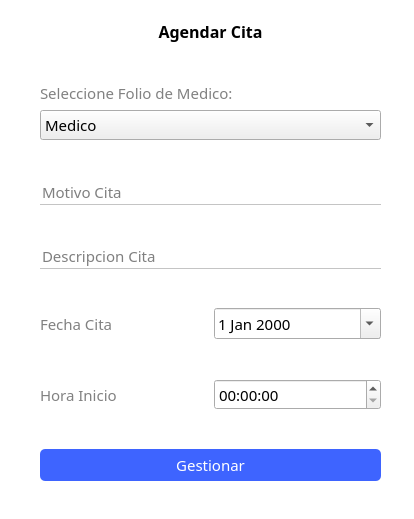
MrDanielG/Hospital-SCRUM, file hospital-Core/Widgets/Paciente/paciente_crear_cita.ui: the form before one commit.
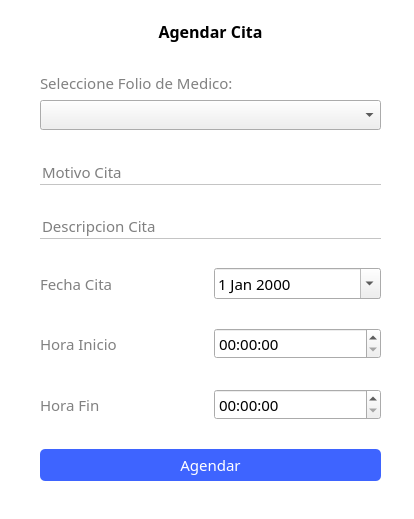
The form after the commit.

Commit message: Agregar Citas Listo

```diff
--- a/hospital-Core/Widgets/Paciente/paciente_crear_cita.ui
+++ b/hospital-Core/Widgets/Paciente/paciente_crear_cita.ui
@@ -95,21 +95,6 @@
         <pointsize>11</pointsize>
        </font>
       </property>
-      <item>
-       <property name="text">
-        <string>Medico</string>
-       </property>
-      </item>
-      <item>
-       <property name="text">
-        <string>Paciente</string>
-       </property>
-      </item>
-      <item>
-       <property name="text">
-        <string>Staff</string>
-       </property>
-      </item>
      </widget>
     </item>
     <item>
@@ -278,7 +263,50 @@
      </spacer>
     </item>
     <item>
-     <widget class="QPushButton" name="btn_gestionar">
+     <layout class="QHBoxLayout" name="horizontalLayout_3">
+      <item>
+       <widget class="QLabel" name="label_8">
+        <property name="font">
+         <font>
+          <family>Montserrat</family>
+          <pointsize>11</pointsize>
+         </font>
+        </property>
+        <property name="styleSheet">
+         <string notr="true">color: rgb(129, 129, 129);</string>
+        </property>
+        <property name="text">
+         <string>Hora Fin</string>
+        </property>
+       </widget>
+      </item>
+      <item>
+       <widget class="QTimeEdit" name="timeEdit_HoraFinal">
+        <property name="font">
+         <font>
+          <family>Montserrat</family>
+          <pointsize>11</pointsize>
+         </font>
+        </property>
+       </widget>
+      </item>
+     </layout>
+    </item>
+    <item>
+     <spacer name="verticalSpacer_7">
+      <property name="orientation">
+       <enum>Qt::Vertical</enum>
+      </property>
+      <property name="sizeHint" stdset="0">
+       <size>
+        <width>20</width>
+        <height>40</height>
+       </size>
+      </property>
+     </spacer>
+    </item>
+    <item>
+     <widget class="QPushButton" name="btn_agendarCita">
       <property name="minimumSize">
        <size>
         <width>120</width>
@@ -313,7 +341,7 @@
 }</string>
       </property>
       <property name="text">
-       <string>Gestionar</string>
+       <string>Agendar</string>
       </property>
      </widget>
     </item>
```
The commit also changes 5 other files.
